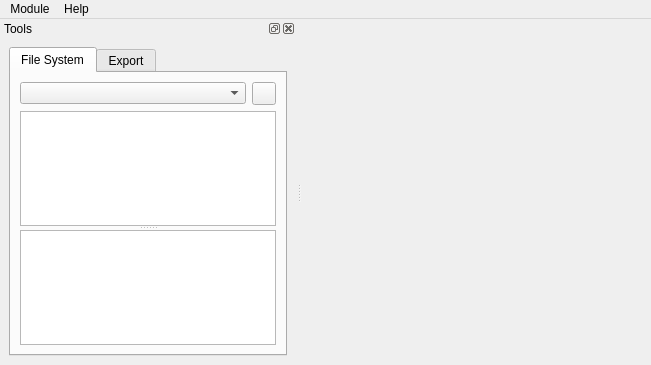
amestica/qwbfs, file qwbfs/src/UIMain.ui: the form before one commit.
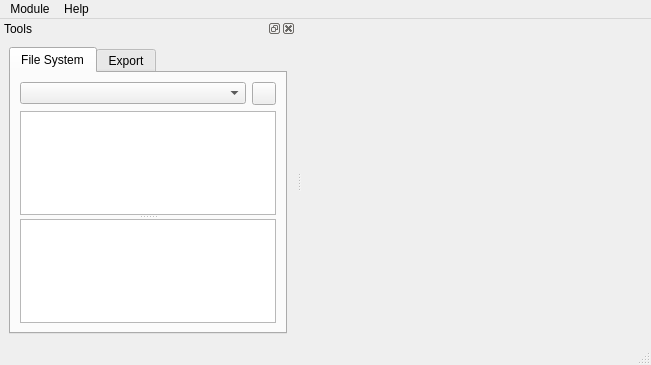
The form after the commit. Icons and pictures are not drawn. Custom widgets are drawn as their Qt base class.

Commit message: Add statusbar, and set the unified window and title bar.

The edit to the form file:
```diff
--- a/qwbfs/src/UIMain.ui
+++ b/qwbfs/src/UIMain.ui
@@ -215,6 +215,7 @@
    <addaction name="menuModule"/>
    <addaction name="menuHelp"/>
   </widget>
+  <widget class="QStatusBar" name="statusBar"/>
   <action name="aReloadPartitions">
    <property name="text">
     <string>Reload partitions</string>
```
The commit also changes 1 other file.
